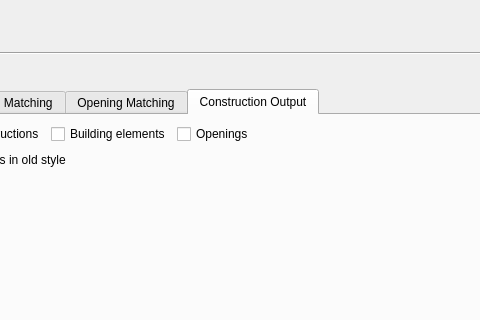
Qt form externals/IFCImportPlugin/src/ImportIFCDialog.ui (VICUS-Software/IFC-Import-Plugin) before a commit; both pictures show x 157 to 637 and y 264 to 584 of the 946 by 711 pixel window.
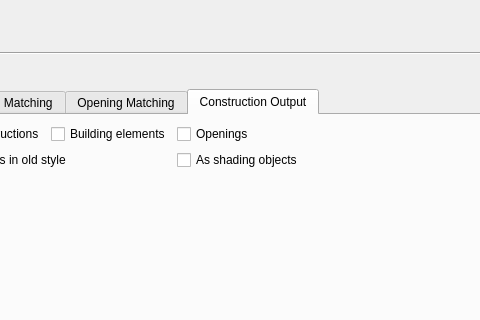
The same form after that commit. The open tabs and pages were chosen to show the change.

Diff of the .ui file:
```diff
--- a/externals/IFCImportPlugin/src/ImportIFCDialog.ui
+++ b/externals/IFCImportPlugin/src/ImportIFCDialog.ui
@@ -672,6 +672,16 @@
             </property>
            </widget>
           </item>
+          <item row="1" column="3">
+           <widget class="QCheckBox" name="checkBoxWriteShadingObjects">
+            <property name="toolTip">
+             <string>Also export every building element as a VICUS shading object (m_shadingObjects).</string>
+            </property>
+            <property name="text">
+             <string>As shading objects</string>
+            </property>
+           </widget>
+          </item>
           <item row="2" column="1">
            <spacer name="verticalSpacerOutput">
             <property name="orientation">
```
